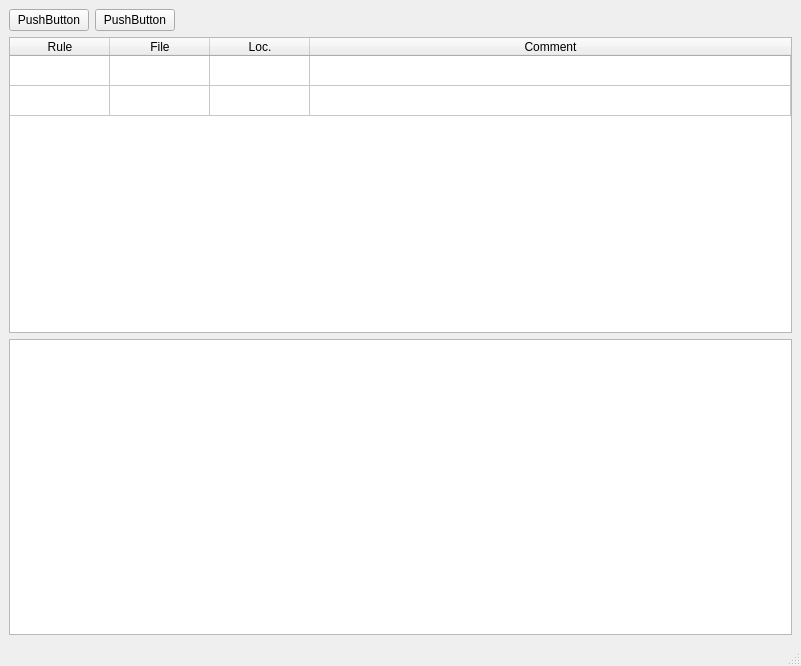
Old version of the form ui/main_view.ui in the repository lythality/saint.
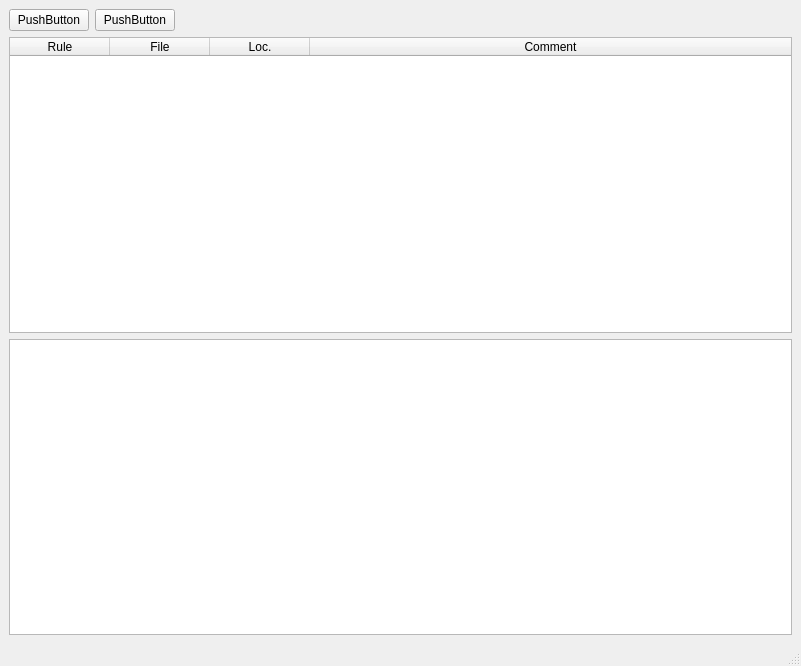
New version of the form.

Commit message: rule table updatable

What changed in the file:
```diff
--- a/ui/main_view.ui
+++ b/ui/main_view.ui
@@ -64,7 +64,7 @@
        <enum>QAbstractItemView::SelectRows</enum>
       </property>
       <property name="rowCount">
-       <number>2</number>
+       <number>0</number>
       </property>
       <property name="columnCount">
        <number>4</number>
@@ -75,8 +75,6 @@
       <attribute name="verticalHeaderVisible">
        <bool>false</bool>
       </attribute>
-      <row/>
-      <row/>
       <column>
        <property name="text">
         <string>Rule</string>
```
Left out of the diff: 2 changed lines with no effect on the pictures. The commit also changes 2 other files.
